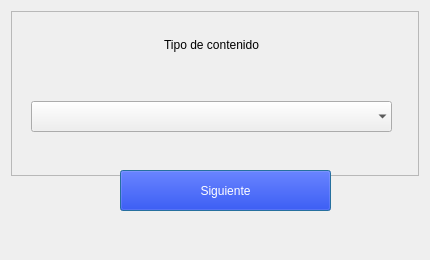
Before: the Qt Designer form views/MainView.ui in lachkarsoufiane/DocProcessor, drawn with Qt 5.
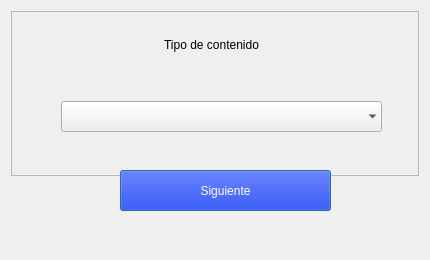
After: the same form once the commit is applied.

Diff of the .ui file:
```diff
--- a/views/MainView.ui
+++ b/views/MainView.ui
@@ -87,9 +87,9 @@
      <widget class="QComboBox" name="combo_type_content">
       <property name="geometry">
        <rect>
-        <x>20</x>
+        <x>50</x>
         <y>90</y>
-        <width>361</width>
+        <width>321</width>
         <height>31</height>
        </rect>
       </property>
```
